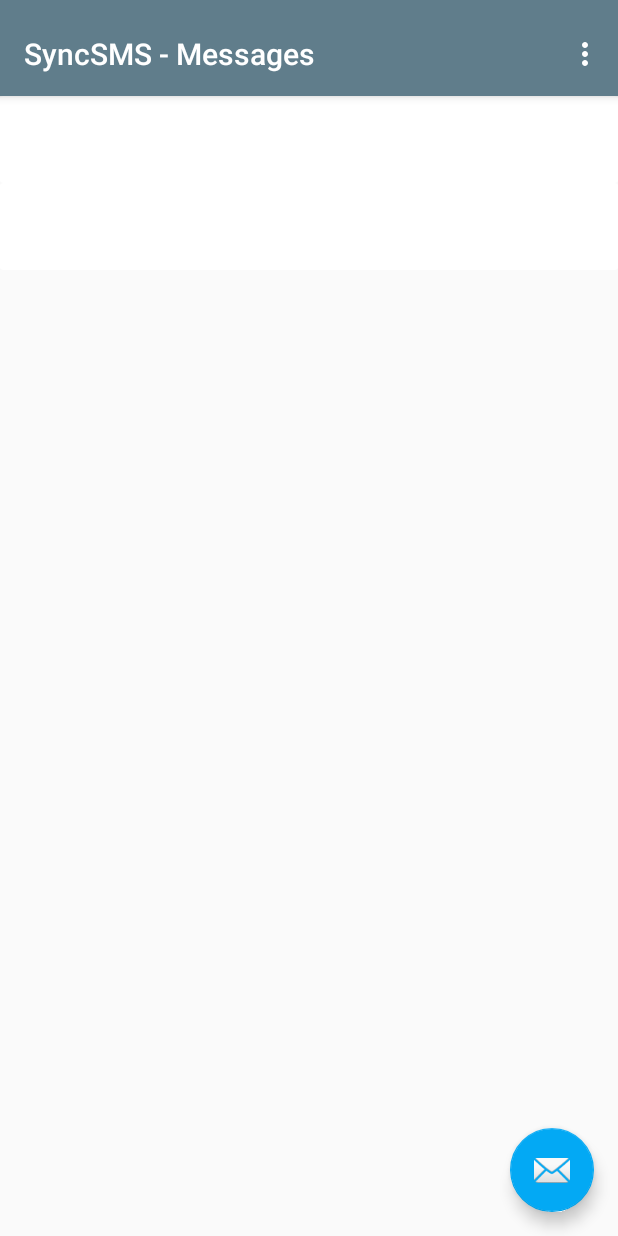
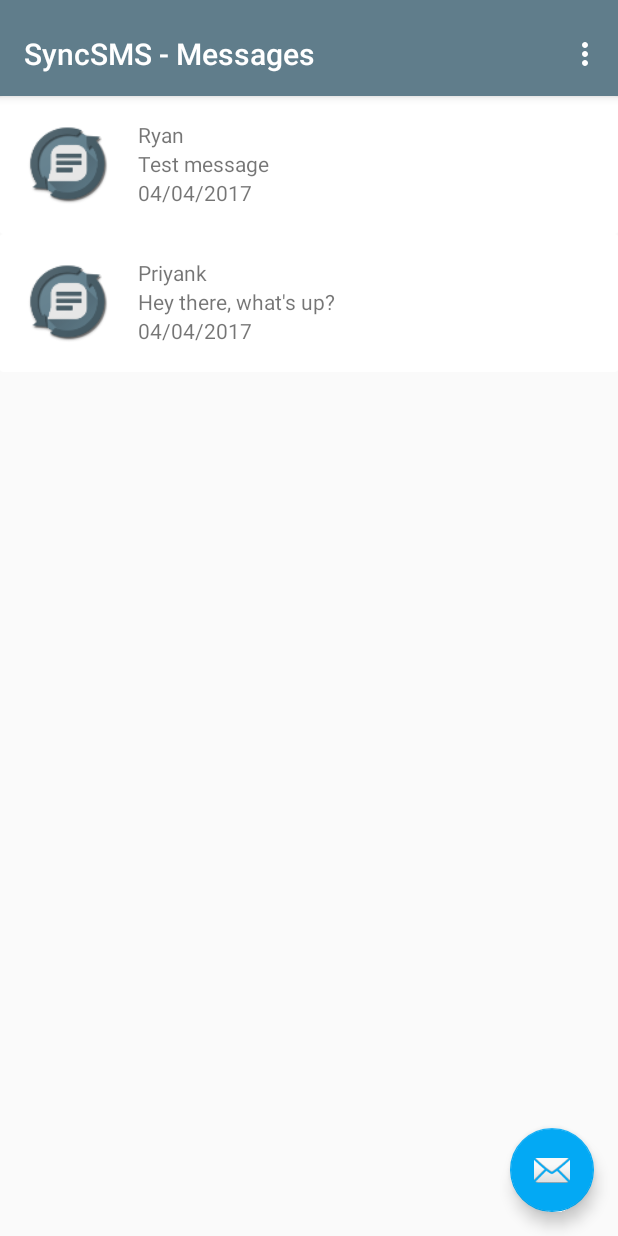
Before and after one commit to pvasa/SyncSMS, an Android app: the screen it shows after launch (MainActivity), on a phone screen of 412 x 824 dp. Run offline under Robolectric (Android 15) with nearby library versions, the phone set to English and light mode, and no system bars.

Commit message:
Improve UI and debug permissions.

```diff
--- a/app/src/main/AndroidManifest.xml
+++ b/app/src/main/AndroidManifest.xml
@@ -3,6 +3,7 @@
     package="svyp.syncsms">
 
     <uses-permission android:name="android.permission.SEND_SMS"/>
+    <uses-permission android:name="android.permission.READ_CONTACTS"/>
 
     <application
         android:allowBackup="true"
@@ -23,7 +24,8 @@
         </activity>
         <activity
             android:name="svyp.syncsms.newMessage.NewMessageActivity"
-            android:parentActivityName="svyp.syncsms.MainActivity"/>
+            android:parentActivityName="svyp.syncsms.MainActivity"
+            android:theme="@style/AppTheme.NoActionBar"/>
     </application>
 
 </manifest>
--- a/app/src/main/java/svyp/syncsms/Constants.java
+++ b/app/src/main/java/svyp/syncsms/Constants.java
@@ -1,5 +1,5 @@
 package svyp.syncsms;
 
 public class Constants {
-    public static final int RC_PERMISSIONS_MESSAGE_ACTIVITY = 0;
+    public static final int RC_PERMISSIONS_NEW_MESSAGE_ACTIVITY = 0;
 }
--- a/app/src/main/java/svyp/syncsms/archived/ArchivedAdapter.java
+++ b/app/src/main/java/svyp/syncsms/archived/ArchivedAdapter.java
@@ -4,53 +4,49 @@
 import android.support.v7.widget.RecyclerView;
 import android.view.LayoutInflater;
 import android.view.ViewGroup;
+import android.widget.ImageView;
 import android.widget.TextView;
 
 import svyp.syncsms.R;
+import svyp.syncsms.models.Message;
 
 class ArchivedAdapter extends RecyclerView.Adapter<ArchivedAdapter.ViewHolder> {
 
-    private String[] dataset;
+    private Message[] dataset;
 
-    // Provide a reference to the views for each data item
-    // Complex data items may need more than one view per item, and
-    // you provide access to all the views for a data item in a view holder
     static class ViewHolder extends RecyclerView.ViewHolder {
-        // each data item is just a string in this case
-        CardView mainCardView;
-        TextView tv;
+        CardView cardView;
+        TextView tvName, tvMessage, tvDate;
+        ImageView ivUserPicture;
         ViewHolder(CardView v) {
             super(v);
-            mainCardView = v;
-            tv = (TextView) v.findViewById(R.id.tv_name);
+            cardView = v;
+            tvName = (TextView) v.findViewById(R.id.tv_name);
+            tvMessage = (TextView) v.findViewById(R.id.tv_message);
+            tvDate = (TextView) v.findViewById(R.id.tv_date);
+            ivUserPicture = (ImageView) v.findViewById(R.id.iv_user_picture);
         }
     }
 
-    // Provide a suitable constructor (depends on the kind of dataset)
-    ArchivedAdapter(String[] dataset) {
+    ArchivedAdapter(Message[] dataset) {
         this.dataset = dataset;
     }
 
-    // Create new views (invoked by the layout manager)
     @Override
     public ArchivedAdapter.ViewHolder onCreateViewHolder(ViewGroup parent, int viewType) {
-        // create a new view
         CardView v = (CardView) LayoutInflater.from(parent.getContext())
-                .inflate(R.layout.card_view_main, parent, false);
-        // set the view's size, margins, padding and layout parameters
-
+                .inflate(R.layout.card_view_messages, parent, false);
         return new ViewHolder(v);
     }
 
-    // Replace the contents of a view (invoked by the layout manager)
     @Override
     public void onBindViewHolder(ViewHolder holder, int position) {
-        // - get element from your dataset at this position
-        // - replace the contents of the view with that element
-        holder.tv.setText(dataset[position]);
+        holder.tvName.setText(dataset[position].name);
+        holder.tvMessage.setText(dataset[position].message);
+        holder.tvDate.setText(dataset[position].date);
+        holder.ivUserPicture.setImageResource(R.mipmap.ic_launcher);
     }
 
-    // Return the size of your dataset (invoked by the layout manager)
     @Override
     public int getItemCount() {
         return dataset.length;
--- a/app/src/main/java/svyp/syncsms/archived/ArchivedFragment.java
+++ b/app/src/main/java/svyp/syncsms/archived/ArchivedFragment.java
@@ -9,6 +9,7 @@
 import android.view.ViewGroup;
 
 import svyp.syncsms.R;
+import svyp.syncsms.models.Message;
 
 public class ArchivedFragment extends Fragment {
 
@@ -30,20 +31,21 @@
     @Override
     public View onCreateView(LayoutInflater inflater, ViewGroup container,
                              Bundle savedInstanceState) {
-        View rootView = inflater.inflate(R.layout.fragment_messages, container, false);
-        mRecyclerView = (RecyclerView) rootView.findViewById(R.id.rv_main);
 
-        // use this setting to improve performance if you know that changes
-        // in content do not change the layout size of the RecyclerView
+        View rootView = inflater.inflate(R.layout.fragment_archived, container, false);
+        mRecyclerView = (RecyclerView) rootView.findViewById(R.id.rv_archived);
+
         mRecyclerView.setHasFixedSize(true);
 
-        // use a linear layout manager
         mLayoutManager = new LinearLayoutManager(getActivity());
         mRecyclerView.setLayoutManager(mLayoutManager);
 
-        // specify an adapter (see also next example)
-        mAdapter = new ArchivedAdapter(new String[]{"Ryan", "Priyank"});
+        Message newMessage = new Message("Ryan", "+16476189379", "Test message", "04/04/2017");
+        Message newMessage1 = new Message("Priyank", "6476189379", "Hey there, what's up?", "04/04/2017");
+
+        mAdapter = new ArchivedAdapter(new Message[]{newMessage, newMessage1});
         mRecyclerView.setAdapter(mAdapter);
+
         return rootView;
     }
 }
--- a/app/src/main/java/svyp/syncsms/messages/MessagesAdapter.java
+++ b/app/src/main/java/svyp/syncsms/messages/MessagesAdapter.java
@@ -4,53 +4,49 @@
 import android.support.v7.widget.RecyclerView;
 import android.view.LayoutInflater;
 import android.view.ViewGroup;
+import android.widget.ImageView;
 import android.widget.TextView;
 
 import svyp.syncsms.R;
+import svyp.syncsms.models.Message;
 
 class MessagesAdapter extends RecyclerView.Adapter<MessagesAdapter.ViewHolder> {
 
-    private String[] dataset;
+    private Message[] dataset;
 
-    // Provide a reference to the views for each data item
-    // Complex data items may need more than one view per item, and
-    // you provide access to all the views for a data item in a view holder
     static class ViewHolder extends RecyclerView.ViewHolder {
-        // each data item is just a string in this case
-        CardView mainCardView;
-        TextView tv;
+        CardView cardView;
+        TextView tvName, tvMessage, tvDate;
+        ImageView ivUserPicture;
         ViewHolder(CardView v) {
             super(v);
-            mainCardView = v;
-            tv = (TextView) v.findViewById(R.id.tv_name);
+            cardView = v;
+            tvName = (TextView) v.findViewById(R.id.tv_name);
+            tvMessage = (TextView) v.findViewById(R.id.tv_message);
+            tvDate = (TextView) v.findViewById(R.id.tv_date);
+            ivUserPicture = (ImageView) v.findViewById(R.id.iv_user_picture);
         }
     }
 
-    // Provide a suitable constructor (depends on the kind of dataset)
-    MessagesAdapter(String[] dataset) {
+    MessagesAdapter(Message[] dataset) {
         this.dataset = dataset;
     }
 
-    // Create new views (invoked by the layout manager)
     @Override
     public MessagesAdapter.ViewHolder onCreateViewHolder(ViewGroup parent, int viewType) {
-        // create a new view
         CardView v = (CardView) LayoutInflater.from(parent.getContext())
-                .inflate(R.layout.card_view_main, parent, false);
-        // set the view's size, margins, padding and layout parameters
-
+                .inflate(R.layout.card_view_messages, parent, false);
         return new ViewHolder(v);
     }
 
-    // Replace the contents of a view (invoked by the layout manager)
     @Override
     public void onBindViewHolder(ViewHolder holder, int position) {
-        // - get element from your dataset at this position
-        // - replace the contents of the view with that element
-        holder.tv.setText(dataset[position]);
+        holder.tvName.setText(dataset[position].name);
+        holder.tvMessage.setText(dataset[position].message);
+        holder.tvDate.setText(dataset[position].date);
+        holder.ivUserPicture.setImageResource(R.mipmap.ic_launcher);
     }
 
-    // Return the size of your dataset (invoked by the layout manager)
     @Override
     public int getItemCount() {
         return dataset.length;
--- a/app/src/main/java/svyp/syncsms/messages/MessagesFragment.java
+++ b/app/src/main/java/svyp/syncsms/messages/MessagesFragment.java
@@ -10,6 +10,7 @@
 
 import svyp.syncsms.MainActivity;
 import svyp.syncsms.R;
+import svyp.syncsms.models.Message;
 
 public class MessagesFragment extends Fragment {
 
@@ -31,21 +32,22 @@
     @Override
     public View onCreateView(LayoutInflater inflater, ViewGroup container,
                              Bundle savedInstanceState) {
+
         ((MainActivity)getActivity()).appendToolBarTitle(" - " + TITLE);
         View rootView = inflater.inflate(R.layout.fragment_messages, container, false);
-        mRecyclerView = (RecyclerView) rootView.findViewById(R.id.rv_main);
+        mRecyclerView = (RecyclerView) rootView.findViewById(R.id.rv_messages);
 
-        // use this setting to improve performance if you know that changes
-        // in content do not change the layout size of the RecyclerView
         mRecyclerView.setHasFixedSize(true);
 
-        // use a linear layout manager
         mLayoutManager = new LinearLayoutManager(getActivity());
         mRecyclerView.setLayoutManager(mLayoutManager);
 
-        // specify an adapter (see also next example)
-        mAdapter = new MessagesAdapter(new String[]{"Ryan", "Priyank"});
+        Message newMessage = new Message("Ryan", "+16476189379", "Test message", "04/04/2017");
+        Message newMessage1 = new Message("Priyank", "6476189379", "Hey there, what's up?", "04/04/2017");
+
+        mAdapter = new MessagesAdapter(new Message[]{newMessage, newMessage1});
         mRecyclerView.setAdapter(mAdapter);
+
         return rootView;
     }
 }
--- /dev/null
+++ b/app/src/main/java/svyp/syncsms/models/Message.java
@@ -0,0 +1,16 @@
+package svyp.syncsms.models;
+
+public class Message {
+
+    public String name;
+    public String number;
+    public String message;
+    public String date;
+
+    public Message(String name, String number, String message, String date) {
+        this.name = name;
+        this.number = number;
+        this.message = message;
+        this.date = date;
+    }
+}
--- a/app/src/main/java/svyp/syncsms/newMessage/NewMessageAdapter.java
+++ b/app/src/main/java/svyp/syncsms/newMessage/NewMessageAdapter.java
@@ -36,7 +36,7 @@
     public NewMessageAdapter.ViewHolder onCreateViewHolder(ViewGroup parent, int viewType) {
         // create a new view
         CardView v = (CardView) LayoutInflater.from(parent.getContext())
-                .inflate(R.layout.card_view_message, parent, false);
+                .inflate(R.layout.card_view_messages, parent, false);
         // set the view's size, margins, padding and layout parameters
 
         return new ViewHolder(v);
--- a/app/src/main/res/layout/card_view_main.xml
+++ /dev/null
@@ -1,40 +0,0 @@
-<?xml version="1.0" encoding="utf-8"?>
-<android.support.v7.widget.CardView xmlns:android="http://schemas.android.com/apk/res/android"
-    xmlns:app="http://schemas.android.com/apk/res-auto"
-    android:id="@+id/card_view_message"
-    android:layout_gravity="center"
-    android:layout_width="match_parent"
-    android:layout_height="wrap_content"
-    app:cardElevation="0dp">
-
-    <ImageView
-        android:id="@+id/iv_user_picture"
-        android:layout_width="wrap_content"
-        android:layout_height="wrap_content"
-        android:layout_gravity="start|center_vertical"
-        android:contentDescription="@string/cd_user_picture" />
-
-    <LinearLayout
-        android:layout_width="wrap_content"
-        android:layout_height="match_parent"
-        android:orientation="vertical"
-        android:layout_gravity="end|center_vertical">
-
-        <TextView
-            android:id="@+id/tv_name"
-            android:layout_width="match_parent"
-            android:layout_height="match_parent" />
-
-        <TextView
-            android:id="@+id/tv_message"
-            android:layout_width="wrap_content"
-            android:layout_height="wrap_content" />
-
-        <TextView
-            android:id="@+id/tv_date"
-            android:layout_width="wrap_content"
-            android:layout_height="wrap_content" />
-
-    </LinearLayout>
-
-</android.support.v7.widget.CardView>
--- /dev/null
+++ b/app/src/main/res/layout/card_view_messages.xml
@@ -0,0 +1,49 @@
+<?xml version="1.0" encoding="utf-8"?>
+<android.support.v7.widget.CardView
+    xmlns:android="http://schemas.android.com/apk/res/android"
+    xmlns:app="http://schemas.android.com/apk/res-auto"
+    android:layout_width="match_parent"
+    android:layout_height="wrap_content"
+    app:cardElevation="0dp">
+
+    <LinearLayout
+        android:layout_width="match_parent"
+        android:layout_height="match_parent"
+        android:orientation="horizontal">
+
+        <ImageView
+            android:id="@+id/iv_user_picture"
+            android:layout_width="60dp"
+            android:layout_height="60dp"
+            android:contentDescription="@string/cd_user_picture"
+            android:layout_margin="@dimen/fab_margin" />
+
+        <LinearLayout
+            android:layout_width="match_parent"
+            android:layout_height="match_parent"
+            android:orientation="vertical"
+            android:layout_marginTop="@dimen/fab_margin"
+            android:layout_marginBottom="@dimen/fab_margin">
+
+            <TextView
+                android:id="@+id/tv_name"
+                android:layout_width="match_parent"
+                android:layout_height="wrap_content" />
+
+            <TextView
+                android:id="@+id/tv_message"
+                android:layout_width="match_parent"
+                android:layout_height="wrap_content"
+                android:maxLines="1"
+                android:ellipsize="end" />
+
+            <TextView
+                android:id="@+id/tv_date"
+                android:layout_width="match_parent"
+                android:layout_height="wrap_content" />
+
+        </LinearLayout>
+
+    </LinearLayout>
+
+</android.support.v7.widget.CardView>
--- a/app/src/main/res/layout/fragment_messages.xml
+++ b/app/src/main/res/layout/fragment_messages.xml
@@ -1,7 +1,7 @@
 <?xml version="1.0" encoding="utf-8"?>
 <android.support.v7.widget.RecyclerView
     xmlns:android="http://schemas.android.com/apk/res/android"
-    android:id="@+id/rv_main"
+    android:id="@+id/rv_messages"
     android:scrollbars="vertical"
     android:layout_width="match_parent"
     android:layout_height="match_parent" />
--- a/app/src/main/res/values/strings.xml
+++ b/app/src/main/res/values/strings.xml
@@ -4,4 +4,5 @@
     <string name="section_format">Hello World from section: %1$d</string>
     <string name="ed_new_message">New message</string>
     <string name="cd_user_picture">User picture</string>
+    <string name="item_title_search">Search</string>
 </resources>
--- a/build.gradle
+++ b/build.gradle
@@ -5,7 +5,7 @@
         jcenter()
     }
     dependencies {
-        classpath 'com.android.tools.build:gradle:2.3.0'
+        classpath 'com.android.tools.build:gradle:2.3.1'
         classpath 'com.google.gms:google-services:3.0.0'
 
         // NOTE: Do not place your application dependencies here; they belong
```
Also changed, not shown: app/src/main/java/svyp/syncsms/Utils.java (+2 -47 lines), app/src/main/java/svyp/syncsms/newMessage/NewMessageActivity.java (+30 -8 lines), app/src/main/res/layout/activity_message.xml (deleted, +0 -42 lines), app/src/main/res/layout/activity_new_message.xml (added, +70 -0 lines), app/src/main/res/layout/card_view_message.xml (deleted, +0 -15 lines), app/src/main/res/layout/fragment_archived.xml (added, +7 -0 lines), app/src/main/res/menu/menu_new_message.xml (added, +12 -0 lines), 1 other file.
